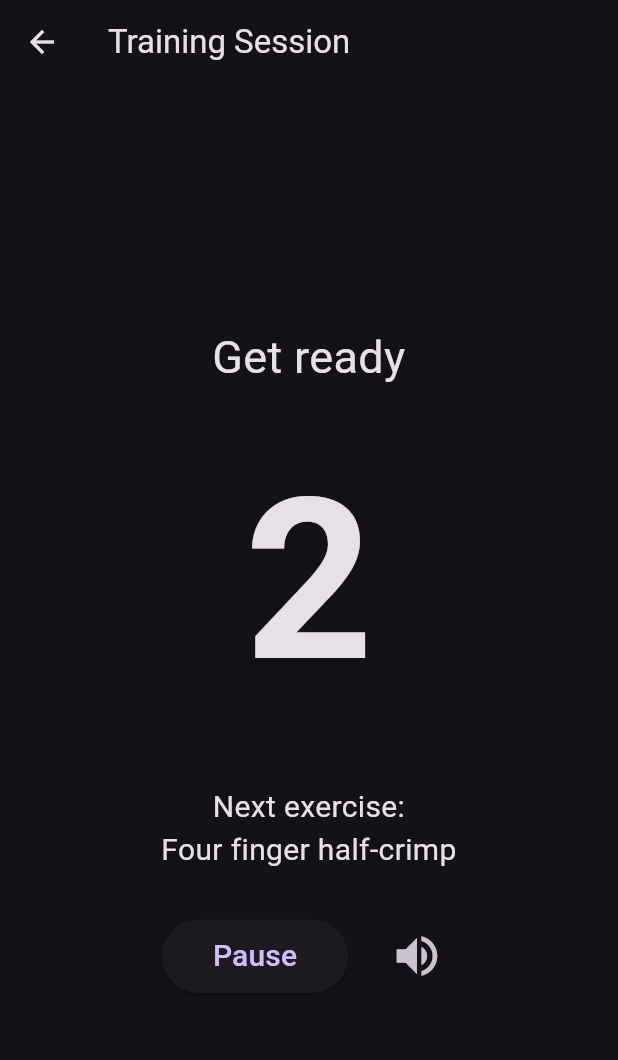
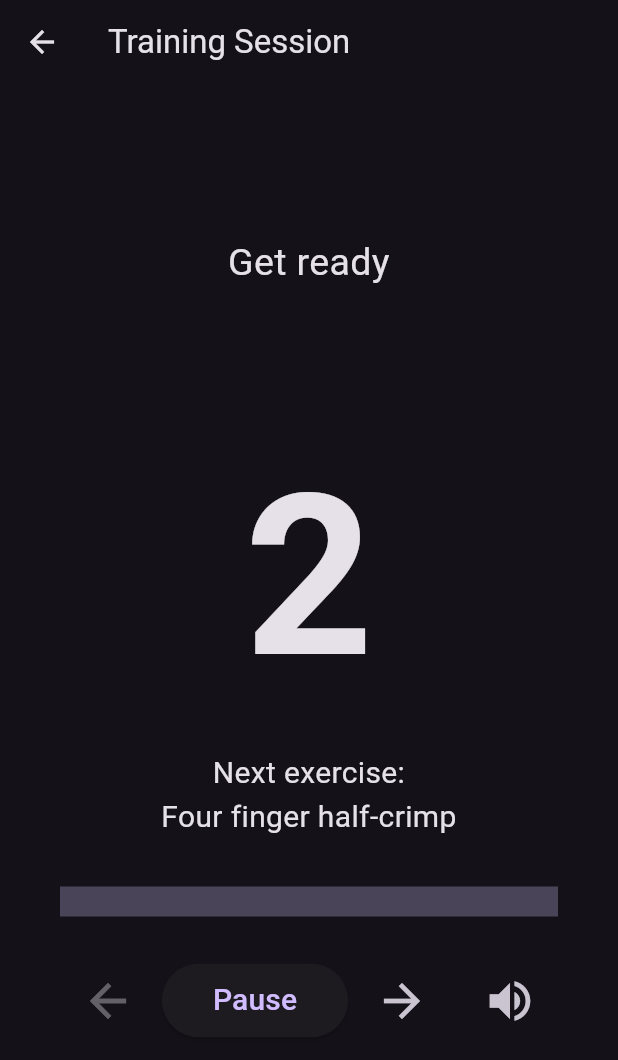
Before and after one commit to alquaza/finger_training_app, a Flutter app: the screen it shows after launch, after a tap on "Start session", on a phone screen of 412 x 824 dp. Shown: the top 1060 px of the screen. Run offline on Flutter 3.47's test engine with Material 3 defaults, Android fonts, the phone set to English and light mode, and no system bars; our stand-ins replace audioplayers, shared_preferences, wakelock_plus.

Commit message:
Many small improvements
- added progress bar
- countdown placeholders (no voice yet, just the same beep)
- buttons to skip forward and back
- fixed sizing so buttons don't move around between exercises

```diff
--- a/lib/timer_screen.dart
+++ b/lib/timer_screen.dart
@@ -170,23 +170,30 @@ class TimerScreenState extends State<TimerScreen> {
         appBar: AppBar(title: const Text("Training Session")),
         body: Center(
           child: Container(
-            margin: const EdgeInsets.all(40),
+            margin: const EdgeInsets.fromLTRB(40, 0, 40, 30),
             child: Column(
               mainAxisSize: MainAxisSize.min,
               children: [
-                Text(
+                SizedBox(
+                  height: 50,
+                  child: Text(
                     titleText,
-                  style: const TextStyle(fontSize: 30),
+                    style: const TextStyle(fontSize: 25),
                     textAlign: TextAlign.center,
                   ),
+                ),
                 // this text only appears during "Rest" exercise
-                if (titleText == "Rest")
-                  Text(
+                SizedBox(
+                  height: 60,
+                  child: titleText == "Rest"
+                      ? Text(
                           "Work on your posture, stretch, drink some water, or lightly stretch your pinkies",
                           style: const TextStyle(fontSize: 15),
                           textAlign: TextAlign.center,
+                        )
+                      : null,
                 ),
-                const SizedBox(height: 20),
+                const SizedBox(height: 10),
                 if (!isFinished)
                   Text(
                     "$secondsRemaining",
@@ -195,21 +202,48 @@ class TimerScreenState extends State<TimerScreen> {
                       fontWeight: FontWeight.bold,
                     ),
                   ),
-                const SizedBox(height: 30),
-                if (!isFinished &&
-                    currentExerciseIndex + 1 < widget.routine.length)
-                  Text(
+                const SizedBox(height: 10),
+                SizedBox(
+                  height: 60,
+                  child:
+                      !isFinished &&
+                          currentExerciseIndex + 1 < widget.routine.length
+                      ? Text(
                           "Next exercise:\n${widget.routine[currentExerciseIndex + 1].name}",
                           style: const TextStyle(
                             fontSize: 20,
                           ),
                           textAlign: TextAlign.center,
+                        )
+                      : null,
+                ),
+                const SizedBox(height: 30),
+                if (!isFinished)
+                  LinearProgressIndicator(
+                    value: (currentExerciseIndex) / widget.routine.length,
+                    minHeight: 20,
                   ),
                 const SizedBox(height: 30),
                 if (!isFinished)
                   Row(
                     mainAxisAlignment: MainAxisAlignment.center,
                     children: [
+                      IconButton(
+                        iconSize: 36,
+                        icon: Icon(Icons.arrow_back),
+                        onPressed: currentExerciseIndex > 0
+                            ? () {
+                                setState(() {
+                                  currentExerciseIndex--;
+                                  secondsRemaining = widget
+                                      .routine[currentExerciseIndex]
+                                      .duration;
+                                });
+                              }
+                            // null if first exercise, which greys out the button
+                            : null,
+                      ),
+                      SizedBox(width: 10),
                       ElevatedButton(
                         onPressed: togglePause,
                         child: Padding(
@@ -219,6 +253,16 @@ class TimerScreenState extends State<TimerScreen> {
                             style: const TextStyle(fontSize: 20),
                           ),
                         ),
+                      ),
+                      SizedBox(width: 10),
+                      IconButton(
+                        iconSize: 36,
+                        icon: Icon(Icons.arrow_forward),
+                        onPressed: () {
+                          setState(() {
+                            moveToNextExercise();
+                          });
+                        },
                       ),
                       SizedBox(width: 20),
                       IconButton(
```
Also changed, not shown: 4 other files. Lines whose indentation alone changed are shown as unchanged.
